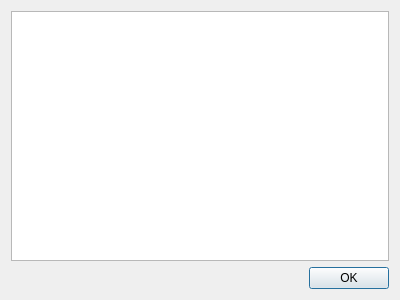
Above: src/APP/Dialog/DAWorkbenchAboutDialog.ui from czyt1988/data-workbench before the change. Below: the same form after it.
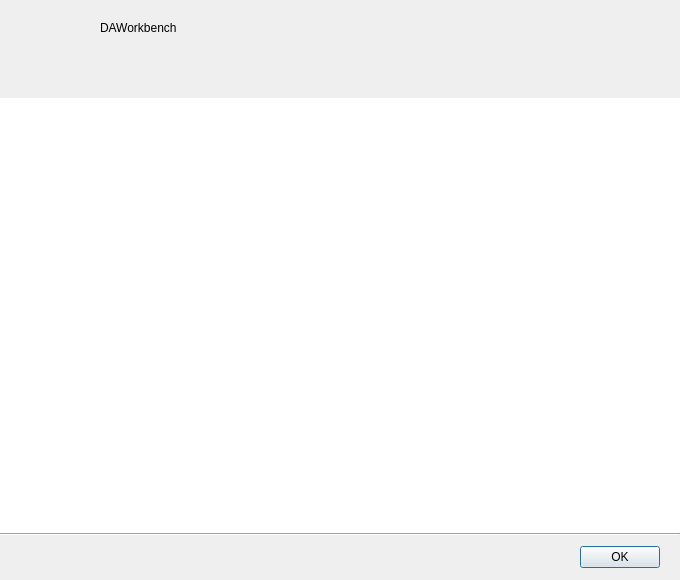
That is the form after the change. Icons and pictures are not drawn.

Commit message:
完善: 关于对话框补全第三方库与协议信息并美化界面
- 补全C++第三方库清单（Qt、SARibbon、ADS、Qwt、spdlog、pybind11、QuaZip、zlib、ordered-map、liteCtk、DAWidgets）及协议与版本
- 新增Python依赖清单（pandas、numpy、scipy、matplotlib、langgraph等16个库）及协议，显示内嵌Python解释器版本
- 界面美化：标题区（logo+名称+版本+简介）、正文改为可点击链接的富文本表格、隔行换色、底部版权栏
- 相关文件: src/APP/Dialog/DAWorkbenchAboutDialog.{h,cpp,ui}

The edit to the form file:
```diff
--- a/src/APP/Dialog/DAWorkbenchAboutDialog.ui
+++ b/src/APP/Dialog/DAWorkbenchAboutDialog.ui
@@ -6,10 +6,16 @@
    <rect>
     <x>0</x>
     <y>0</y>
-    <width>400</width>
-    <height>300</height>
+    <width>680</width>
+    <height>580</height>
    </rect>
   </property>
+  <property name="minimumSize">
+   <size>
+    <width>560</width>
+    <height>420</height>
+   </size>
+  </property>
   <property name="windowTitle">
    <string>About</string>
   </property>
@@ -18,11 +24,142 @@
     <normaloff>:/app/bright/Icon/about.svg</normaloff>:/app/bright/Icon/about.svg</iconset>
   </property>
   <layout class="QVBoxLayout" name="verticalLayout">
+   <property name="spacing">
+    <number>0</number>
+   </property>
+   <property name="leftMargin">
+    <number>0</number>
+   </property>
+   <property name="topMargin">
+    <number>0</number>
+   </property>
+   <property name="rightMargin">
+    <number>0</number>
+   </property>
+   <property name="bottomMargin">
+    <number>0</number>
+   </property>
    <item>
-    <widget class="QTextEdit" name="textEdit"/>
+    <widget class="QFrame" name="frameHeader">
+     <property name="frameShape">
+      <enum>QFrame::NoFrame</enum>
+     </property>
+     <property name="frameShadow">
+      <enum>QFrame::Plain</enum>
+     </property>
+     <layout class="QHBoxLayout" name="headerLayout">
+      <property name="spacing">
+       <number>16</number>
+      </property>
+      <property name="leftMargin">
+       <number>20</number>
+      </property>
+      <property name="topMargin">
+       <number>18</number>
+      </property>
+      <property name="rightMargin">
+       <number>20</number>
+      </property>
+      <property name="bottomMargin">
+       <number>16</number>
+      </property>
+      <item>
+       <widget class="QLabel" name="labelLogo">
+        <property name="minimumSize">
+         <size>
+          <width>64</width>
+          <height>64</height>
+         </size>
+        </property>
+        <property name="maximumSize">
+         <size>
+          <width>64</width>
+          <height>64</height>
+         </size>
+        </property>
+        <property name="text">
+         <string notr="true"/>
+        </property>
+        <property name="alignment">
+         <set>Qt::AlignCenter</set>
+        </property>
+       </widget>
+      </item>
+      <item>
+       <layout class="QVBoxLayout" name="titleLayout">
+        <property name="spacing">
+         <number>3</number>
+        </property>
+        <item>
+         <widget class="QLabel" name="labelTitle">
+          <property name="text">
+           <string notr="true">DAWorkbench</string>
+          </property>
+         </widget>
+        </item>
+        <item>
+         <widget class="QLabel" name="labelVersion">
+          <property name="text">
+           <string notr="true"/>
+          </property>
+         </widget>
+        </item>
+        <item>
+         <widget class="QLabel" name="labelDescription">
+          <property name="text">
+           <string notr="true"/>
+          </property>
+          <property name="wordWrap">
+           <bool>true</bool>
+          </property>
+         </widget>
+        </item>
+       </layout>
+      </item>
+     </layout>
+    </widget>
    </item>
    <item>
-    <layout class="QHBoxLayout" name="horizontalLayout">
+    <widget class="QTextBrowser" name="textBrowser">
+     <property name="frameShape">
+      <enum>QFrame::NoFrame</enum>
+     </property>
+     <property name="openLinks">
+      <bool>false</bool>
+     </property>
+     <property name="openExternalLinks">
+      <bool>true</bool>
+     </property>
+    </widget>
+   </item>
+   <item>
+    <widget class="Line" name="bottomLine">
+     <property name="orientation">
+      <enum>Qt::Horizontal</enum>
+     </property>
+    </widget>
+   </item>
+   <item>
+    <layout class="QHBoxLayout" name="bottomLayout">
+     <property name="leftMargin">
+      <number>20</number>
+     </property>
+     <property name="topMargin">
+      <number>10</number>
+     </property>
+     <property name="rightMargin">
+      <number>20</number>
+     </property>
+     <property name="bottomMargin">
+      <number>12</number>
+     </property>
+     <item>
+      <widget class="QLabel" name="labelCopyright">
+       <property name="text">
+        <string notr="true"/>
+       </property>
+      </widget>
+     </item>
      <item>
       <spacer name="horizontalSpacer">
        <property name="orientation">
@@ -41,6 +178,9 @@
        <property name="text">
         <string>OK</string>
        </property>
+       <property name="default">
+        <bool>true</bool>
+       </property>
       </widget>
      </item>
     </layout>
```
Left out of the diff: 10 changed lines with no effect on the pictures. The commit also changes 2 other files.
